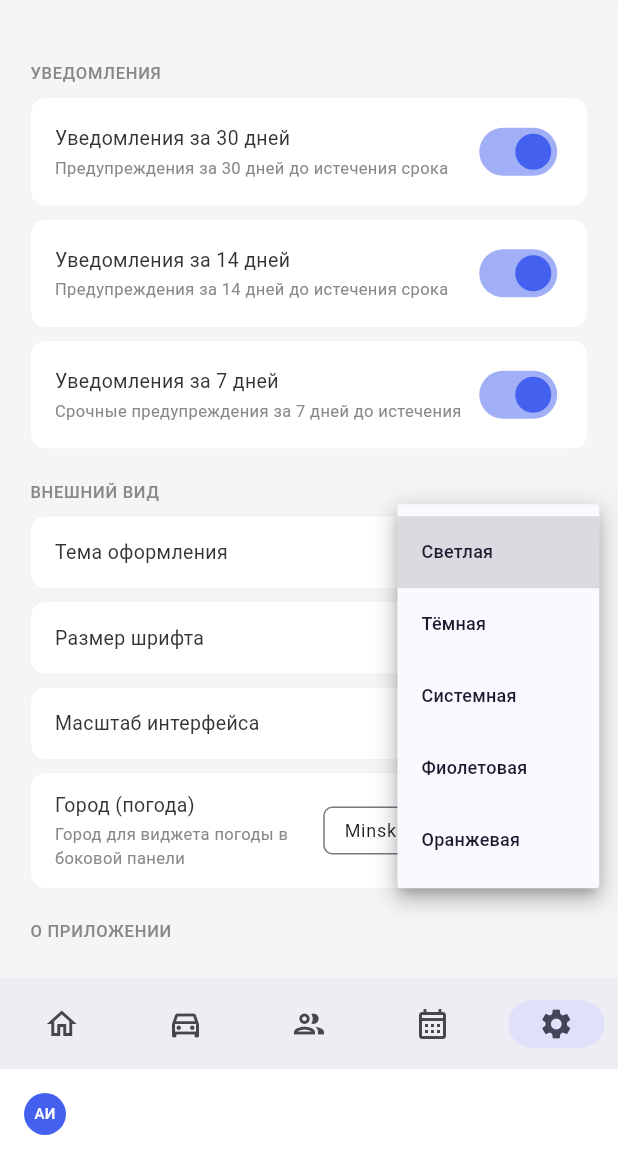
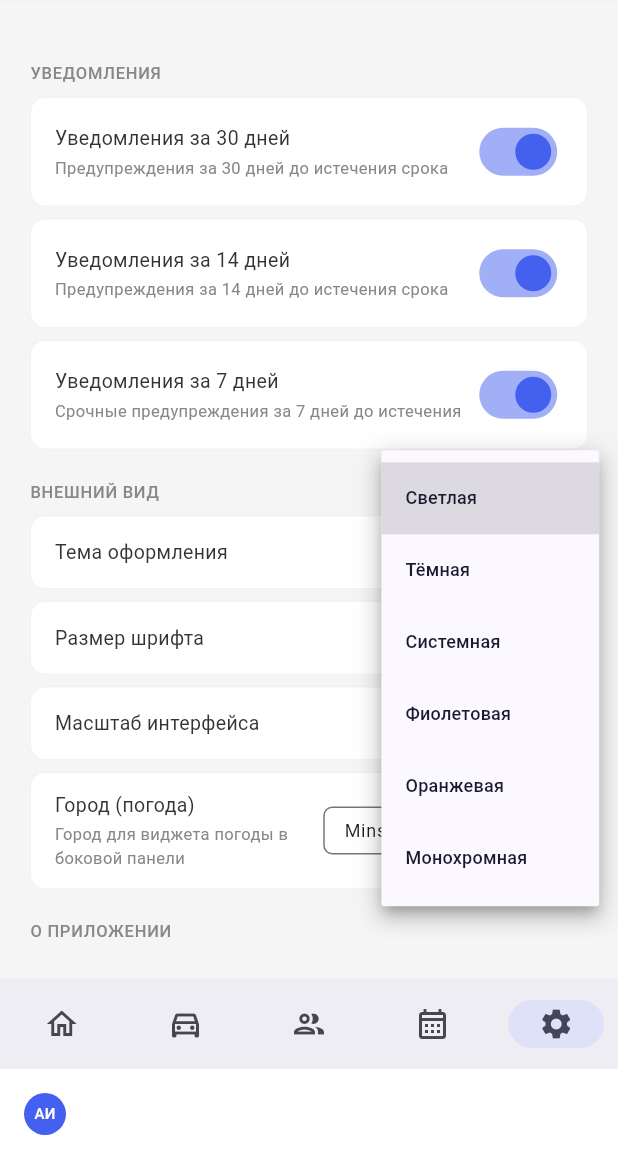
Before and after one commit to VkSun/ATControl, a Flutter app: the SettingsScreen screen opened by its route, after a tap on "Светлая", on a phone screen of 412 x 824 dp, the part 77-1236 px from its top. Run offline on Flutter 3.47's test engine with Material 3 defaults, Android fonts, the phone set to English and light mode, and no system bars; our stand-ins replace file_picker, flutter_local_notifications, flutter_riverpod, go_router, package_info_plus, shared_preferences and 1 more; missing offline and left inert: gotrue, launch_at_startup, local_notifier, tray_manager, window_manager; accounts and stored records are empty; generated files the repository leaves out were written again; network calls fail.

Commit message:
feat(theme): add Монохромная (monochrome) theme
Third theme, again just a ThemeData + AppColors entry thanks to the
accent-color infrastructure. Modeled on darkTheme's structure (it's a
dark theme too) rather than purple/orange's light-theme template:
near-black background (#0D0D0D), dark grey cards, neutral grey accent
(#5A5A5A) instead of a hue — matching a grayscale reference mockup.

flutter analyze clean (45, baseline), all 163 tests pass.

Co-Authored-By: Claude Fable 5 <noreply@anthropic.com>
Claude-Session: https://claude.ai/code/session_01DkgpfqtYtWsXc5FYhAC5yA

```diff
--- a/lib/screens/settings/settings_screen.dart
+++ b/lib/screens/settings/settings_screen.dart
@@ -119,14 +119,16 @@ class SettingsScreen extends ConsumerWidget {
                     AppThemeMode.system => 'Системная',
                     AppThemeMode.purple => 'Фиолетовая',
                     AppThemeMode.orange => 'Оранжевая',
+                    AppThemeMode.mono => 'Монохромная',
                   },
-                  options: const ['Светлая', 'Тёмная', 'Системная', 'Фиолетовая', 'Оранжевая'],
+                  options: const ['Светлая', 'Тёмная', 'Системная', 'Фиолетовая', 'Оранжевая', 'Монохромная'],
                   onChanged: (v) {
                     ref.read(themeModeProvider.notifier).set(switch (v) {
                       'Светлая' => AppThemeMode.light,
                       'Тёмная' => AppThemeMode.dark,
                       'Фиолетовая' => AppThemeMode.purple,
                       'Оранжевая' => AppThemeMode.orange,
+                      'Монохромная' => AppThemeMode.mono,
                       _ => AppThemeMode.system,
                     });
                   },
--- a/lib/utils/theme.dart
+++ b/lib/utils/theme.dart
@@ -7,7 +7,7 @@ import 'brand_colors.dart';
 /// Раздельно от Flutter-овского ThemeMode: помимо светлая/тёмная/системная
 /// сюда добавляются именованные цветовые темы (см. AppTheme.purpleTheme) —
 /// они переключаются тем же селектором в Настройках, добавляются по одной.
-enum AppThemeMode { light, dark, system, purple, orange }
+enum AppThemeMode { light, dark, system, purple, orange, mono }
 
 final themeModeProvider =
     StateNotifierProvider<_ThemePref, AppThemeMode>((_) => _ThemePref());
@@ -64,6 +64,7 @@ class AppTheme {
   static const _green = Color(0xFF639922);
   static const _purpleAccent = Color(0xFF6C5DD3);
   static const _orangeAccent = Color(0xFFFF7A30);
+  static const _monoAccent = Color(0xFF5A5A5A);
 
   static ThemeData lightTheme = ThemeData(
     useMaterial3: true,
@@ -300,6 +301,64 @@ class AppTheme {
       ),
     ],
   );
+
+  // Монохромная: третий референс — почти чёрный фон, серые карточки, без
+  // цветного акцента вообще. Строится на структуре darkTheme (тоже тёмная
+  // по сути), а не lightTheme-подобных purple/orange — только глубже
+  // чёрный фон и нейтрально-серый акцент вместо синего.
+  static ThemeData monoTheme = ThemeData(
+    useMaterial3: true,
+    colorScheme: ColorScheme.fromSeed(
+      seedColor: _monoAccent,
+      brightness: Brightness.dark,
+    ),
+    scaffoldBackgroundColor: const Color(0xFF0D0D0D),
+    cardColor: const Color(0xFF1C1C1C),
+    appBarTheme: const AppBarTheme(
+      backgroundColor: Color(0xFF1C1C1C),
+      foregroundColor: Color(0xFFEEEEEE),
+      elevation: 0,
+      surfaceTintColor: Colors.transparent,
+    ),
+    dialogTheme: const DialogThemeData(
+      backgroundColor: Color(0xFF1C1C1C),
+      surfaceTintColor: Colors.transparent,
+      titleTextStyle: TextStyle(fontSize: 18, fontWeight: FontWeight.w600, color: Color(0xFFEEEEEE)),
+      contentTextStyle: TextStyle(fontSize: 13, color: Color(0xFFCCCCCC)),
+    ),
+    filledButtonTheme: FilledButtonThemeData(
+      style: FilledButton.styleFrom(
+        backgroundColor: _monoAccent,
+        foregroundColor: Colors.white,
+      ),
+    ),
+    outlinedButtonTheme: OutlinedButtonThemeData(
+      style: OutlinedButton.styleFrom(
+        foregroundColor: _monoAccent,
+        side: const BorderSide(color: _monoAccent),
+      ),
+    ),
+    textButtonTheme: TextButtonThemeData(
+      style: TextButton.styleFrom(foregroundColor: _monoAccent),
+    ),
+    extensions: const [
+      AppColors(
+        accent: _monoAccent,
+        danger: _danger,
+        amber: _amber,
+        success: _green,
+        sidebarBg: Color(0xFF1C1C1C),
+        sidebarActive: _monoAccent,
+        tableBorder: Color(0xFF2E2E2E),
+        badgeRed: Color(0xFF501313),
+        badgeRedText: Color(0xFFF7C1C1),
+        badgeAmber: Color(0xFF412402),
+        badgeAmberText: Color(0xFFFAC775),
+        badgeGreen: Color(0xFF173404),
+        badgeGreenText: Color(0xFFC0DD97),
+      ),
+    ],
+  );
 }
 
 class AppColors extends ThemeExtension<AppColors> {
@@ -367,6 +426,7 @@ final resolvedThemeProvider = Provider<ThemeData>((ref) {
     AppThemeMode.dark => AppTheme.darkTheme,
     AppThemeMode.purple => AppTheme.purpleTheme,
     AppThemeMode.orange => AppTheme.orangeTheme,
+    AppThemeMode.mono => AppTheme.monoTheme,
     AppThemeMode.light || AppThemeMode.system => AppTheme.lightTheme,
   };
 });
```
